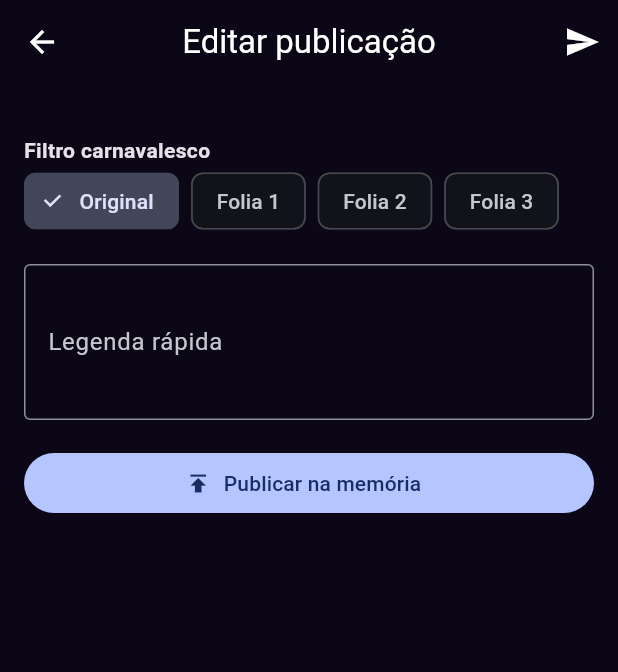
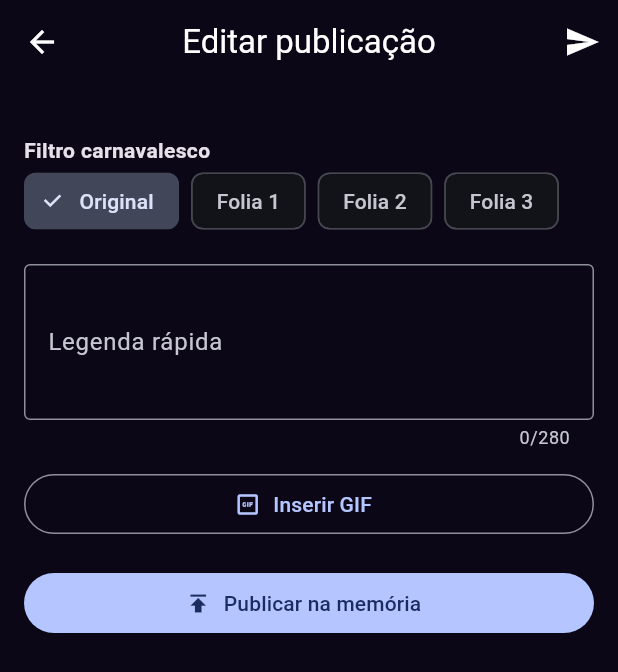
Before and after one commit to COSTAIVXX/LaBomba_app, a Flutter app: the InstantMediaEditorPage screen opened directly with empty values, after a tap on "Publicar na memória", on a phone screen of 412 x 824 dp. Shown: the top 672 px of the screen. Run offline on Flutter 3.47's test engine with Material 3 defaults, Android fonts, the phone set to English and light mode, and no system bars; our stand-ins replace cached_network_image, cloud_firestore, firebase_analytics, firebase_auth, firebase_core, firebase_crashlytics and 7 more; missing offline and left inert: cpf_cnpj_validator, dart:html; accounts and stored records are empty; network calls fail.

Commit message:
feat(composer): enhance post text composer with GIF picker integration and legal compliance content validation filters
Add a 280-character caption limit, blocked-term validation, emoji-compatible input, and an integrated GIF selector for instant media posts.

Co-authored-by: Copilot <223556219+Copilot@users.noreply.github.com>

```diff
--- a/lib/features/memories/views/instant_media_editor_page.dart
+++ b/lib/features/memories/views/instant_media_editor_page.dart
@@ -28,9 +28,19 @@ class InstantMediaEditorPage extends StatefulWidget {
 
 class _InstantMediaEditorPageState extends State<InstantMediaEditorPage> {
   final _captionController = TextEditingController();
+  static const _maxCaptionLength = 280;
+  static const _blockedTerms = [
+    'ameaça',
+    'discriminação',
+    'racismo',
+    'violência',
+    'nudez',
+  ];
   VideoPlayerController? _videoController;
   int _filterIndex = 0;
   bool _publishing = false;
+  String? _validationMessage;
+  String? _selectedGif;
 
   static const _filters = [
     ColorFilter.mode(Colors.transparent, BlendMode.dst),
@@ -57,8 +67,51 @@ class _InstantMediaEditorPageState extends State<InstantMediaEditorPage> {
     super.dispose();
   }
 
+  void _validateCaption(String value) {
+    final normalized = value.trim().toLowerCase();
+    final blocked = _blockedTerms.firstWhere(
+      normalized.contains,
+      orElse: () => '',
+    );
+    setState(() {
+      _validationMessage = value.length > _maxCaptionLength
+          ? 'A legenda deve ter no máximo $_maxCaptionLength caracteres.'
+          : blocked.isNotEmpty
+              ? 'Remova termos que violam as regras de convivência do bloco.'
+              : null;
+    });
+  }
+
+  Future<void> _pickGif() async {
+    const gifs = [
+      'https://media.giphy.com/media/3oEjI6SIIHBdRxXI40/giphy.gif',
+      'https://media.giphy.com/media/l0MYt5jPR6QX5pnqM/giphy.gif',
+      'https://media.giphy.com/media/26xBwdIuRJiAIqHwA/giphy.gif',
+    ];
+    final selected = await showModalBottomSheet<String>(
+      context: context,
+      builder: (context) => GridView.count(
+        crossAxisCount: 3,
+        padding: const EdgeInsets.all(12),
+        children: gifs
+            .map(
+              (gif) => InkWell(
+                onTap: () => Navigator.pop(context, gif),
+                child: Image.network(gif, fit: BoxFit.cover),
+              ),
+            )
+            .toList(),
+      ),
+    );
+    if (selected != null && mounted) {
+      setState(() => _selectedGif = selected);
+    }
+  }
+
   Future<void> _publish() async {
     if (_publishing) return;
+    _validateCaption(_captionController.text);
+    if (_validationMessage != null) return;
     setState(() => _publishing = true);
     try {
       final user = firebase_auth.FirebaseAuth.instance.currentUser;
@@ -70,12 +123,13 @@ class _InstantMediaEditorPageState extends State<InstantMediaEditorPage> {
       await ref.putData(await widget.media.readAsBytes());
       final url = await ref.getDownloadURL();
       final caption = _captionController.text.trim();
+      final mediaUrls = [url, if (_selectedGif != null) _selectedGif!];
       await context.read<MemoryProvider>().addOrUpdate(
             Memory(
               id: const Uuid().v4(),
               title: caption.isEmpty ? 'Memória da folia' : caption,
               description: caption.isEmpty ? null : caption,
-              imageUrls: [url],
+              imageUrls: mediaUrls,
               ownerId: context.read<GoogleAuthProvider>().currentUserData?.uid,
             ),
           );
@@ -150,11 +204,28 @@ class _InstantMediaEditorPageState extends State<InstantMediaEditorPage> {
           TextField(
             controller: _captionController,
             maxLines: 3,
+            maxLength: _maxCaptionLength,
+            onChanged: _validateCaption,
+            textInputAction: TextInputAction.newline,
             decoration: const InputDecoration(
               labelText: 'Legenda rápida',
               hintText: 'Conte como foi esse momento...',
               border: OutlineInputBorder(),
             ),
+          ),
+          if (_validationMessage != null)
+            Padding(
+              padding: const EdgeInsets.only(top: 6),
+              child: Text(
+                _validationMessage!,
+                style: TextStyle(color: Theme.of(context).colorScheme.error),
+              ),
+            ),
+          const SizedBox(height: 12),
+          OutlinedButton.icon(
+            onPressed: _pickGif,
+            icon: const Icon(Icons.gif_box_outlined),
+            label: Text(_selectedGif == null ? 'Inserir GIF' : 'GIF selecionado'),
           ),
           const SizedBox(height: 18),
           FilledButton.icon(
```
